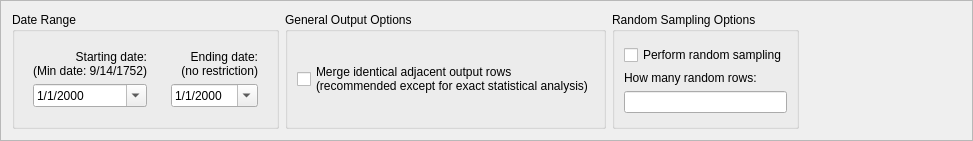
daniel347x/newgene, file NewGeneUI/NewGene/Widgets/CreateOutput/SelectVariables/timerangebox.ui: the form before one commit.
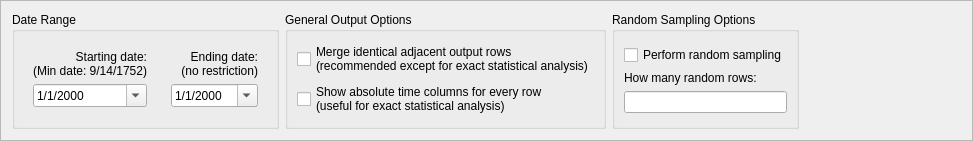
The form after the commit. Custom widgets are drawn as their Qt base class.

Commit message: Add "show absolute datetime column" checkbox

Patch:
```diff
--- a/NewGeneUI/NewGene/Widgets/CreateOutput/SelectVariables/timerangebox.ui
+++ b/NewGeneUI/NewGene/Widgets/CreateOutput/SelectVariables/timerangebox.ui
@@ -232,6 +232,14 @@
             </property>
            </widget>
           </item>
+          <item>
+           <widget class="QCheckBox" name="showAbsoluteTimeOutputColumns">
+            <property name="text">
+             <string>Show absolute time columns for every row
+(useful for exact statistical analysis)</string>
+            </property>
+           </widget>
+          </item>
           <item>
            <spacer name="verticalSpacer_6">
             <property name="orientation">
```
